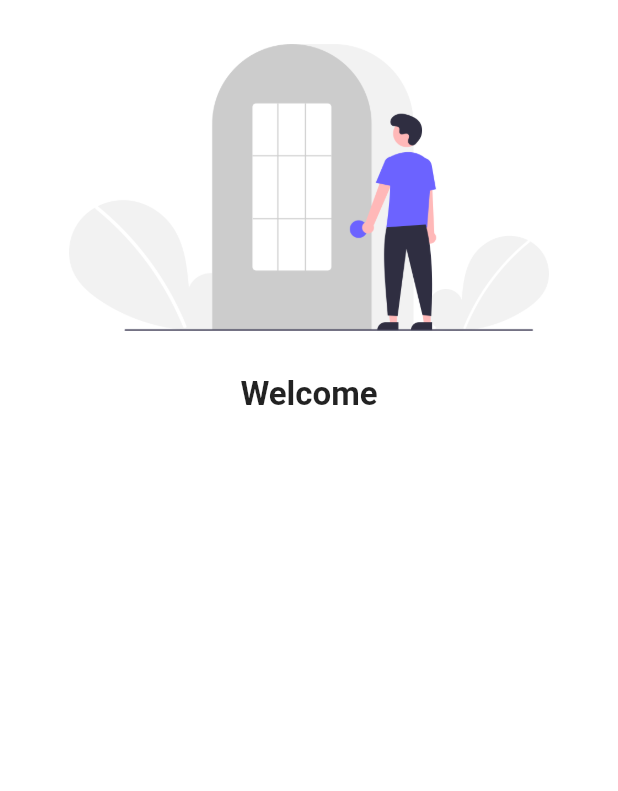
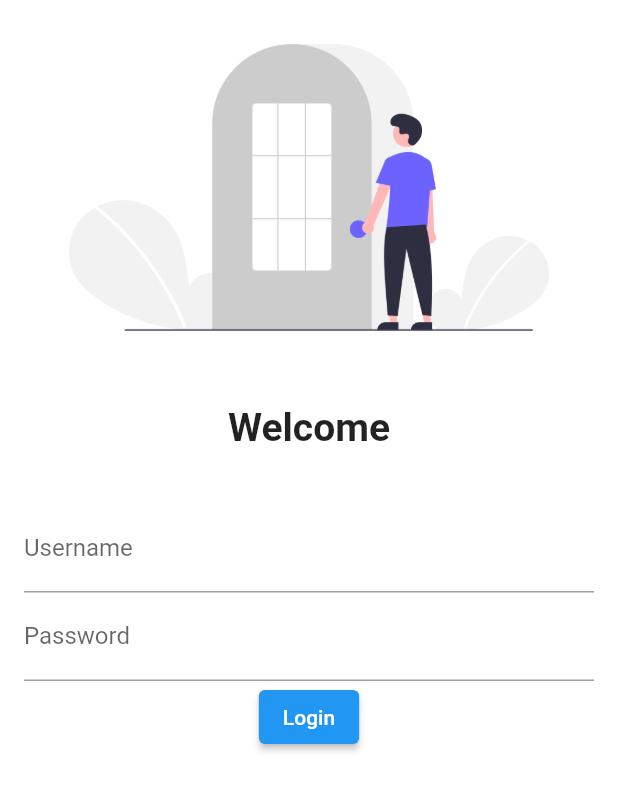
Before and after one commit to Swali295/MyApplication, a Flutter app: the screen it shows after launch, on a phone screen of 412 x 824 dp. Shown: the top 791 px of the screen. Run offline on Flutter 3.47's test engine with Material 2 defaults, Android fonts, the phone set to English and light mode, and no system bars; our stand-ins replace google_fonts.

Commit message:
Day4 completed

```diff
--- a/flutter_cataloge/lib/pages/login_page.dart
+++ b/flutter_cataloge/lib/pages/login_page.dart
@@ -5,19 +5,47 @@ class LoginPage extends StatelessWidget {
   Widget build(BuildContext cntext) {
     return Material(
       color: Colors.white,
-        child: Column(
-          children: [
-            Image.asset("assets/Login_page.png",
-            fit: BoxFit.fitHeight,
-            height: 250,
-
-            ),
-            Text("Welcome",
-            style: TextStyle(fontSize: 22,
-            fontWeight:FontWeight.bold),
-            )
-          ],
-          )
+      child: Column(children: [
+        Image.asset(
+          "assets/Login_page.png",
+          fit: BoxFit.fitHeight,
+          height: 250,
+        ),
+        SizedBox(height: 20.0),
+        Text(
+          "Welcome",
+          style: TextStyle(
+            fontSize: 26,
+            fontWeight: FontWeight.bold,
+          ),
+        ),
+        SizedBox(
+          height: 20.0,
+        ),
+        Padding(
+          padding: const EdgeInsets.all(16.0),
+          child: Column(
+            children: [
+              TextFormField(
+                decoration: InputDecoration(
+                    hintText: "Enter Username", labelText: "Username"),
+              ),
+              TextFormField(
+                obscureText: true,
+                decoration: InputDecoration(
+                    hintText: "Enter Password", labelText: "Password"),
+              ),
+              ElevatedButton(
+                child: Text("Login"),
+                style: TextButton.styleFrom(),
+                onPressed: () {
+                  print("Hello Swali");
+                },
+              )
+            ],
+          ),
+        ),
+      ]),
     );
   }
 }
```
